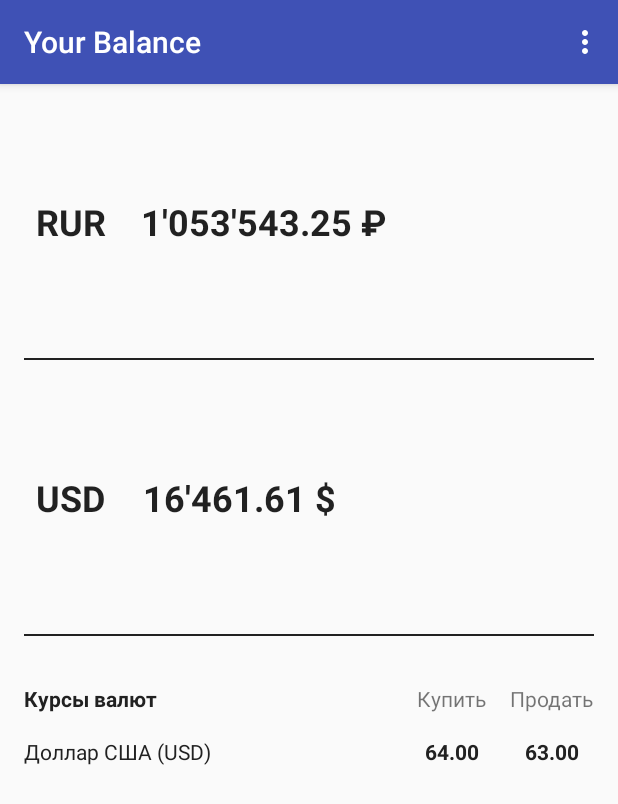
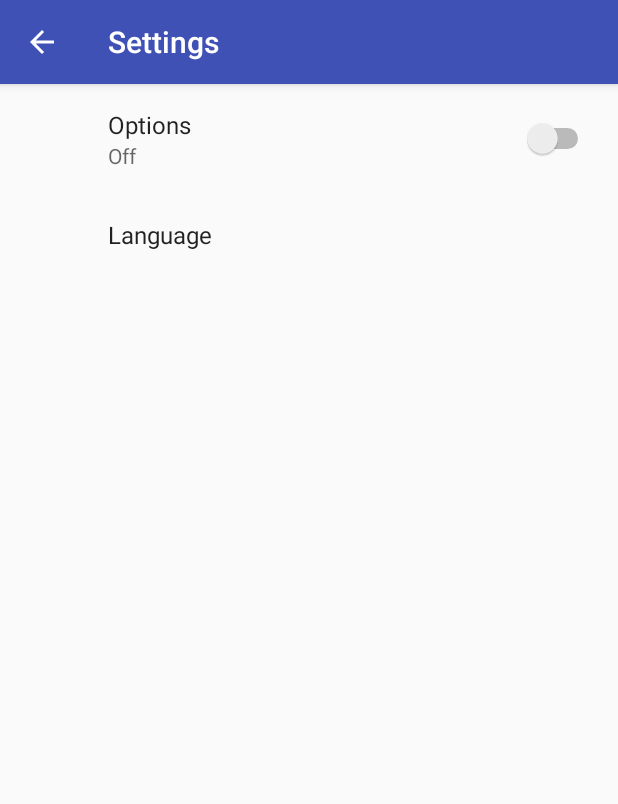
Before and after one commit to sergon146/FinanceManager, an Android app: the screen it shows after launch (MainActivity before the commit, SettingsActivity after it), in the options menu, after a tap on "Settings", on a phone screen of 412 x 824 dp. Shown: the top 804 px of the screen. Run offline under Robolectric (Android 15) with nearby library versions, the phone set to English and light mode, and no system bars; our stand-ins replace ButterKnife, androidx.preference.

Commit message:
Settings screen added

```diff
--- a/app/src/main/AndroidManifest.xml
+++ b/app/src/main/AndroidManifest.xml
@@ -18,6 +18,10 @@
         <activity
             android:name=".ui.activity.AboutActivity"
             android:label="@string/title_about" />
+        <activity
+            android:name=".ui.activity.SettingsActivity"
+            android:theme="@style/AppTheme.Settings"
+            android:label="@string/title_settings" />
 
     </application>
 </manifest>
--- a/app/src/main/java/com/myst3ry/financemanager/ui/activity/MainActivity.java
+++ b/app/src/main/java/com/myst3ry/financemanager/ui/activity/MainActivity.java
@@ -33,7 +33,7 @@ public final class MainActivity extends BaseActivity {
         int id = item.getItemId();
         switch (id) {
             case R.id.action_settings:
-                //startActivity(SettingsActivity.newIntent(this));
+                startActivity(SettingsActivity.newIntent(this));
                 return true;
             case R.id.action_about:
                 startActivity(AboutActivity.newIntent(this));
--- /dev/null
+++ b/app/src/main/java/com/myst3ry/financemanager/ui/activity/SettingsActivity.java
@@ -0,0 +1,52 @@
+package com.myst3ry.financemanager.ui.activity;
+
+import android.content.Context;
+import android.content.Intent;
+import android.os.Bundle;
+import android.support.v7.app.ActionBar;
+import android.view.MenuItem;
+
+import com.myst3ry.financemanager.R;
+import com.myst3ry.financemanager.ui.fragment.SettingsFragment;
+
+public final class SettingsActivity extends BaseActivity {
+
+    public static Intent newIntent(final Context context) {
+        return new Intent(context, SettingsActivity.class);
+    }
+
+    @Override
+    protected void onCreate(Bundle savedInstanceState) {
+        super.onCreate(savedInstanceState);
+        setContentView(R.layout.activity_settings);
+        setupActionBar();
+        initUI();
+    }
+
+    @Override
+    public boolean onOptionsItemSelected(MenuItem item) {
+        final int id = item.getItemId();
+        switch (id) {
+            case android.R.id.home:
+                onBackPressed();
+                return true;
+            default:
+                return super.onOptionsItemSelected(item);
+        }
+    }
+
+    private void setupActionBar() {
+        final ActionBar actionBar = getSupportActionBar();
+        if (actionBar != null) {
+            actionBar.setDisplayHomeAsUpEnabled(true);
+        }
+    }
+
+    private void initUI() {
+        getSupportFragmentManager()
+                .beginTransaction()
+                .replace(R.id.content_frame_settings, SettingsFragment.newInstance(), SettingsFragment.TAG)
+                .disallowAddToBackStack()
+                .commit();
+    }
+}
--- /dev/null
+++ b/app/src/main/java/com/myst3ry/financemanager/ui/fragment/SettingsFragment.java
@@ -0,0 +1,62 @@
+package com.myst3ry.financemanager.ui.fragment;
+
+import android.content.SharedPreferences;
+import android.os.Bundle;
+import android.support.v14.preference.SwitchPreference;
+import android.support.v7.preference.ListPreference;
+import android.support.v7.preference.Preference;
+import android.support.v7.preference.PreferenceFragmentCompat;
+import android.support.v7.preference.PreferenceManager;
+
+import com.myst3ry.financemanager.R;
+
+import java.util.Objects;
+
+public final class SettingsFragment extends PreferenceFragmentCompat implements SharedPreferences.OnSharedPreferenceChangeListener {
+
+    public static final String TAG = SettingsFragment.class.getSimpleName();
+
+    public static SettingsFragment newInstance() {
+        return new SettingsFragment();
+    }
+
+    @Override
+    public void onCreatePreferences(Bundle savedInstanceState, String rootKey) {
+        addPreferencesFromResource(R.xml.preferences_main);
+
+        final SharedPreferences sharedPreferences = PreferenceManager.getDefaultSharedPreferences(Objects.requireNonNull(getActivity()));
+        onSharedPreferenceChanged(sharedPreferences, getString(R.string.key_language));
+    }
+
+    @Override
+    public void onCreate(Bundle savedInstanceState) {
+        super.onCreate(savedInstanceState);
+    }
+
+    @Override
+    public void onResume() {
+        super.onResume();
+        getPreferenceScreen().getSharedPreferences().registerOnSharedPreferenceChangeListener(this);
+    }
+
+    @Override
+    public void onPause() {
+        super.onPause();
+        getPreferenceScreen().getSharedPreferences().unregisterOnSharedPreferenceChangeListener(this);
+    }
+
+    @Override
+    public void onSharedPreferenceChanged(SharedPreferences sharedPreferences, String key) {
+        final Preference preference = findPreference(key);
+        if (preference instanceof ListPreference) {
+            final ListPreference listPreference = (ListPreference) preference;
+            final int index = listPreference.findIndexOfValue(sharedPreferences.getString(key, ""));
+            preference.setSummary(index >= 0 ? listPreference.getEntries()[index] : null);
+        } else if (preference instanceof SwitchPreference) {
+            final SwitchPreference switchPreference = (SwitchPreference) preference;
+            preference.setSummary(switchPreference.isEnabled() ? switchPreference.getSummaryOn() : switchPreference.getSummaryOff());
+        } else {
+            preference.setSummary(sharedPreferences.getString(key, ""));
+        }
+    }
+}
--- /dev/null
+++ b/app/src/main/res/layout/activity_settings.xml
@@ -0,0 +1,16 @@
+<?xml version="1.0" encoding="utf-8"?>
+<LinearLayout xmlns:android="http://schemas.android.com/apk/res/android"
+    xmlns:tools="http://schemas.android.com/tools"
+    android:orientation="vertical"
+    android:layout_width="match_parent"
+    android:layout_height="match_parent"
+    tools:context=".ui.activity.SettingsActivity">
+
+    <include layout="@layout/app_bar_toolbar" />
+
+    <FrameLayout
+        android:id="@+id/content_frame_settings"
+        android:layout_width="match_parent"
+        android:layout_height="match_parent" />
+
+</LinearLayout>
--- a/app/src/main/res/layout/fragment_balance.xml
+++ b/app/src/main/res/layout/fragment_balance.xml
@@ -106,7 +106,10 @@
         android:id="@+id/tv_buy_title"
         android:layout_width="wrap_content"
         android:layout_height="wrap_content"
-        android:layout_margin="@dimen/margin_standard"
+        android:layout_marginStart="@dimen/margin_standard"
+        android:layout_marginBottom="@dimen/margin_standard"
+        android:layout_marginTop="@dimen/margin_standard"
+        android:layout_marginEnd="@dimen/margin_double"
         android:text="@string/text_buy_title"
         app:layout_constraintBaseline_toBaselineOf="@id/tv_exchange_rates_title"
         app:layout_constraintEnd_toStartOf="@+id/tv_sell_title"
@@ -116,8 +119,10 @@
         android:id="@+id/tv_sell_title"
         android:layout_width="wrap_content"
         android:layout_height="wrap_content"
-        android:layout_margin="@dimen/margin_standard"
-
+        android:layout_marginStart="@dimen/margin_standard"
+        android:layout_marginBottom="@dimen/margin_standard"
+        android:layout_marginTop="@dimen/margin_standard"
+        android:layout_marginEnd="@dimen/margin_double"
         android:text="@string/text_sell_title"
         app:layout_constraintBaseline_toBaselineOf="@id/tv_exchange_rates_title"
         app:layout_constraintEnd_toEndOf="parent"
--- a/app/src/main/res/values/dimens.xml
+++ b/app/src/main/res/values/dimens.xml
@@ -3,9 +3,10 @@
 
     <dimen name="padding_standard">16dp</dimen>
 
+    <dimen name="margin_half">8dp</dimen>
     <dimen name="margin_standard">16dp</dimen>
     <dimen name="margin_double">32dp</dimen>
-    <dimen name="margin_half">8dp</dimen>
+    <dimen name="margin_double_inc">48dp</dimen>
 
     <dimen name="div_height">1dp</dimen>
 </resources>
--- a/app/src/main/res/values/strings.xml
+++ b/app/src/main/res/values/strings.xml
@@ -11,10 +11,10 @@
     <string name="text_currency_rur">RUR</string>
     <string name="rate_usd_sell">63.00</string>
     <string name="rate_usd_buy">64.00</string>
-    <string name="usd_exchange_rate">Доллар США (USD)</string>
-    <string name="text_sell_title">Продать</string>
-    <string name="text_buy_title">Купить</string>
-    <string name="text_exchange_rates_title">Курсы валют</string>
+    <string name="usd_exchange_rate">United States Dollar (USD)</string>
+    <string name="text_sell_title">Sell</string>
+    <string name="text_buy_title">Buy</string>
+    <string name="text_exchange_rates_title">Exchange rates</string>
     <string name="text_usd_balance">16\'461.61 $</string>
     <string name="text_rur_balance">1\'053\'543.25 ₽</string>
 
@@ -30,4 +30,22 @@
     <string name="mail_body">Device: %s %s (%s)\nBuild: %s\nVersion: %s (%d)\n\nMessage:\u0020\u0013</string>
     <string name="mail_chooser_text">Choose app:</string>
 
+    <!--Preferences-->
+    <string name="pref_title_options">Options</string>
+    <string name="pref_title_languages">Language</string>
+    <string name="key_options_enable">key_switch_enable_options</string>
+    <string name="key_language">key_list_language</string>
+    <string name="switch_summary_off">Off</string>
+    <string name="switch_summary_on">On</string>
+
+    <string-array name="pref_list_language_titles">
+        <item>Russian</item>
+        <item>English</item>
+    </string-array>
+
+    <string-array name="pref_list_language_values">
+        <item>1</item>
+        <item>2</item>
+    </string-array>
+
 </resources>
--- a/app/src/main/res/values/styles.xml
+++ b/app/src/main/res/values/styles.xml
@@ -6,4 +6,8 @@
         <item name="colorAccent">@color/color_accent</item>
     </style>
 
+    <style name="AppTheme.Settings" parent="Theme.AppCompat.Light.NoActionBar">
+        <item name="preferenceTheme">@style/PreferenceThemeOverlay.v14.Material</item>
+    </style>
+
 </resources>
--- /dev/null
+++ b/app/src/main/res/xml/preferences_main.xml
@@ -0,0 +1,20 @@
+<PreferenceScreen xmlns:android="http://schemas.android.com/apk/res/android">
+
+    <SwitchPreference
+        android:defaultValue="false"
+        android:key="@string/key_options_enable"
+        android:summaryOff="@string/switch_summary_off"
+        android:summaryOn="@string/switch_summary_on"
+        android:title="@string/pref_title_options" />
+
+    <ListPreference
+        android:defaultValue="1"
+        android:dependency="@string/key_options_enable"
+        android:entries="@array/pref_list_language_titles"
+        android:entryValues="@array/pref_list_language_values"
+        android:key="@string/key_language"
+        android:positiveButtonText="@null"
+        android:negativeButtonText="@null"
+        android:title="@string/pref_title_languages" />
+
+</PreferenceScreen>
```
